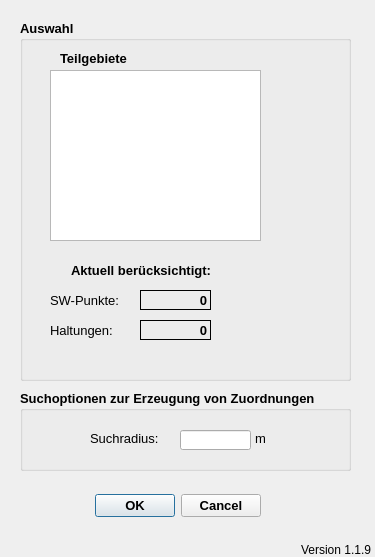
hoettges/QKan, file qkan/linkflaechen/application_createlinesw.ui: the form before one commit.
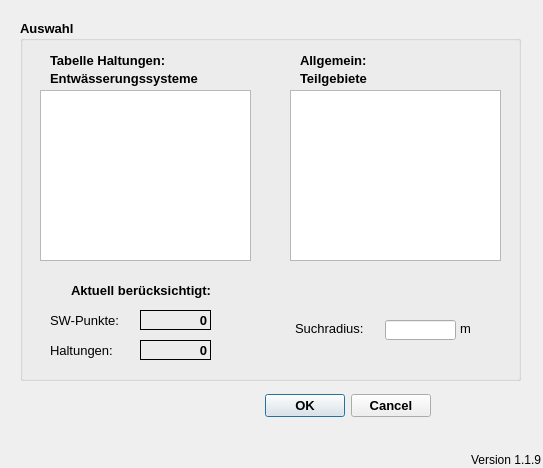
The form after the commit.

Commit message:
Arbeiten an Linksw
Ergänzung der Funktion countselectiosw

```diff
--- a/qkan/linkflaechen/application_createlinesw.ui
+++ b/qkan/linkflaechen/application_createlinesw.ui
@@ -6,8 +6,8 @@
    <rect>
     <x>0</x>
     <y>0</y>
-    <width>375</width>
-    <height>557</height>
+    <width>543</width>
+    <height>468</height>
    </rect>
   </property>
   <property name="windowTitle">
@@ -16,8 +16,8 @@
   <widget class="QDialogButtonBox" name="button_box">
    <property name="geometry">
     <rect>
-     <x>80</x>
-     <y>490</y>
+     <x>250</x>
+     <y>390</y>
      <width>181</width>
      <height>32</height>
     </rect>
@@ -42,8 +42,8 @@
   <widget class="QLabel" name="label_3">
    <property name="geometry">
     <rect>
-     <x>700</x>
-     <y>540</y>
+     <x>470</x>
+     <y>450</y>
      <width>71</width>
      <height>20</height>
     </rect>
@@ -63,7 +63,7 @@
     <rect>
      <x>20</x>
      <y>20</y>
-     <width>331</width>
+     <width>501</width>
      <height>361</height>
     </rect>
    </property>
@@ -80,8 +80,8 @@
    <widget class="QLabel" name="label_5">
     <property name="geometry">
      <rect>
-      <x>40</x>
-      <y>30</y>
+      <x>280</x>
+      <y>50</y>
       <width>91</width>
       <height>16</height>
      </rect>
@@ -99,8 +99,8 @@
    <widget class="QListWidget" name="lw_teilgebiete">
     <property name="geometry">
      <rect>
-      <x>30</x>
-      <y>50</y>
+      <x>270</x>
+      <y>70</y>
       <width>211</width>
       <height>171</height>
      </rect>
@@ -119,7 +119,7 @@
     <property name="geometry">
      <rect>
       <x>30</x>
-      <y>270</y>
+      <y>290</y>
       <width>81</width>
       <height>20</height>
      </rect>
@@ -145,7 +145,7 @@
     <property name="geometry">
      <rect>
       <x>120</x>
-      <y>270</y>
+      <y>290</y>
       <width>71</width>
       <height>20</height>
      </rect>
@@ -177,7 +177,7 @@
     <property name="geometry">
      <rect>
       <x>30</x>
-      <y>300</y>
+      <y>320</y>
       <width>81</width>
       <height>20</height>
      </rect>
@@ -203,7 +203,7 @@
     <property name="geometry">
      <rect>
       <x>120</x>
-      <y>300</y>
+      <y>320</y>
       <width>71</width>
       <height>20</height>
      </rect>
@@ -235,7 +235,7 @@
     <property name="geometry">
      <rect>
       <x>20</x>
-      <y>240</y>
+      <y>260</y>
       <width>171</width>
       <height>20</height>
      </rect>
@@ -260,59 +260,87 @@
      <set>Qt::AlignRight|Qt::AlignTrailing|Qt::AlignVCenter</set>
     </property>
    </widget>
-  </widget>
-  <widget class="QGroupBox" name="groupBox">
+   <widget class="QLabel" name="label_8">
    <property name="geometry">
     <rect>
-     <x>20</x>
-     <y>390</y>
-     <width>331</width>
-     <height>81</height>
+      <x>280</x>
+      <y>30</y>
+      <width>91</width>
+      <height>20</height>
     </rect>
    </property>
    <property name="font">
     <font>
-     <pointsize>10</pointsize>
      <weight>75</weight>
      <bold>true</bold>
     </font>
    </property>
-   <property name="toolTip">
-    <string extracomment="Optionen zur Suche der nächsten Haltung zu einer Fläche"/>
-   </property>
-   <property name="title">
-    <string>Suchoptionen zur Erzeugung von Zuordnungen</string>
-   </property>
-   <widget class="QLabel" name="label_9">
+    <property name="text">
+     <string>Allgemein:</string>
+    </property>
+   </widget>
+   <widget class="QLabel" name="label_6">
     <property name="geometry">
      <rect>
-      <x>235</x>
-      <y>40</y>
-      <width>31</width>
+      <x>30</x>
+      <y>50</y>
+      <width>171</width>
       <height>16</height>
      </rect>
     </property>
     <property name="font">
      <font>
-      <weight>50</weight>
-      <bold>false</bold>
+      <weight>75</weight>
+      <bold>true</bold>
      </font>
     </property>
+    <property name="text">
+     <string>Entwässerungssysteme</string>
+    </property>
+   </widget>
+   <widget class="QListWidget" name="lw_hal_entw">
+    <property name="geometry">
+     <rect>
+      <x>20</x>
+      <y>70</y>
+      <width>211</width>
+      <height>171</height>
+     </rect>
+    </property>
     <property name="toolTip">
      <string extracomment="Radius zur Berücksichtigung von Flächen um die Haltungen"/>
     </property>
     <property name="statusTip">
-     <string extracomment="Radius zur Berücksichtigung von Flächen um die Haltungen"/>
+     <string extracomment="Auswahl der zu bearbeitenden Haltungen nach Entwässerungssystem. Alle auswählen mit [Strg]+A"/>
+    </property>
+    <property name="selectionMode">
+     <enum>QAbstractItemView::ExtendedSelection</enum>
+    </property>
+   </widget>
+   <widget class="QLabel" name="label_7">
+    <property name="geometry">
+     <rect>
+      <x>30</x>
+      <y>30</y>
+      <width>171</width>
+      <height>20</height>
+     </rect>
+    </property>
+    <property name="font">
+     <font>
+      <weight>75</weight>
+      <bold>true</bold>
+     </font>
     </property>
     <property name="text">
-     <string>m</string>
+     <string>Tabelle Haltungen:</string>
     </property>
    </widget>
    <widget class="QLabel" name="label">
     <property name="geometry">
      <rect>
-      <x>70</x>
-      <y>40</y>
+      <x>275</x>
+      <y>300</y>
       <width>91</width>
       <height>16</height>
      </rect>
@@ -336,8 +364,8 @@
    <widget class="QLineEdit" name="tf_suchradius">
     <property name="geometry">
      <rect>
-      <x>160</x>
-      <y>40</y>
+      <x>365</x>
+      <y>300</y>
       <width>71</width>
       <height>20</height>
      </rect>
@@ -349,25 +377,28 @@
      <string extracomment="Radius zur Berücksichtigung von Flächen um die Haltungen"/>
     </property>
    </widget>
-  </widget>
-  <widget class="QLabel" name="label_4">
+   <widget class="QLabel" name="label_9">
    <property name="geometry">
     <rect>
-     <x>300</x>
-     <y>540</y>
-     <width>71</width>
-     <height>20</height>
-    </rect>
-   </property>
+      <x>440</x>
+      <y>300</y>
+      <width>31</width>
+      <height>16</height>
+     </rect>
+    </property>
+    <property name="font">
+     <font>
+      <weight>50</weight>
+      <bold>false</bold>
+     </font>
+    </property>
    <property name="toolTip">
     <string>Version QKan Import</string>
    </property>
    <property name="text">
-    <string>Version 1.1.9</string>
-   </property>
-   <property name="alignment">
-    <set>Qt::AlignRight|Qt::AlignTrailing|Qt::AlignVCenter</set>
-   </property>
+     <string>m</string>
+    </property>
+   </widget>
   </widget>
  </widget>
  <resources/>
```
Left out of the diff: 7 changed lines with no effect on the pictures. Lines whose indentation alone changed are shown as unchanged. The commit also changes 1 other file.
